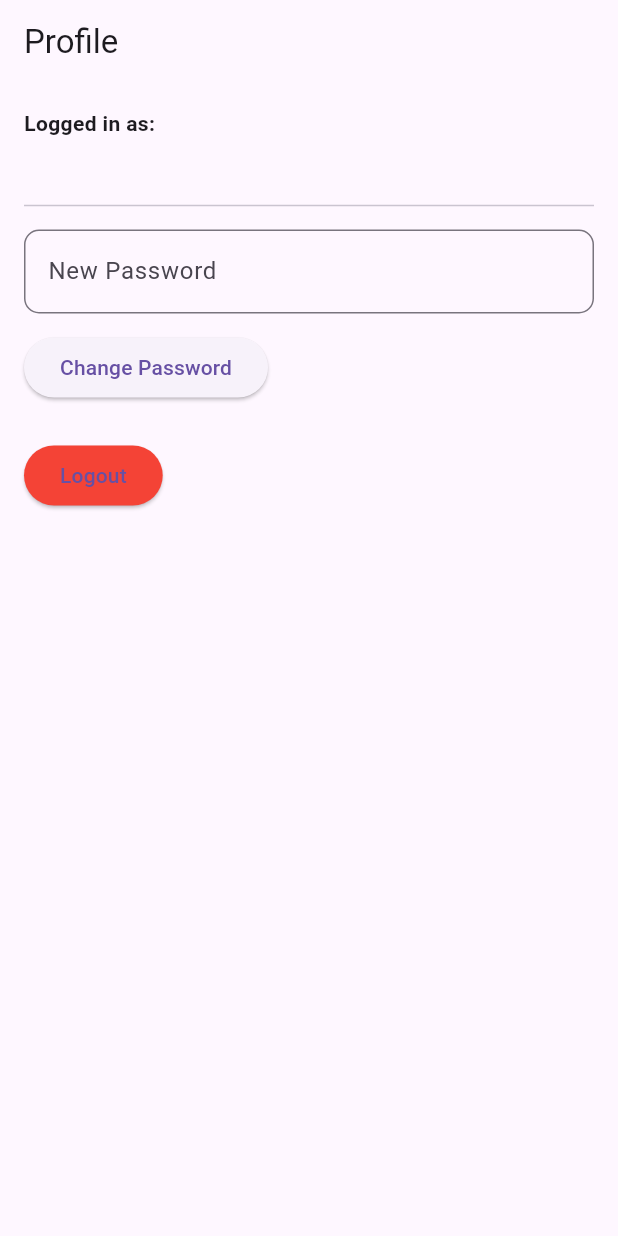
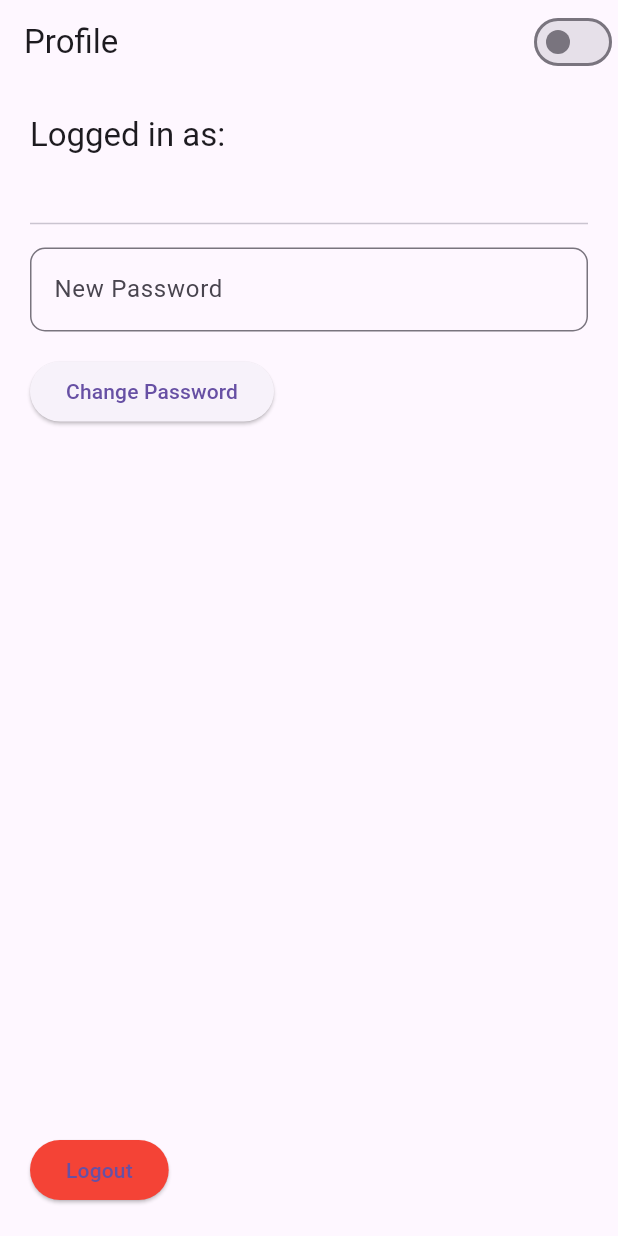
Before and after one commit to Dhruvv0203/act13, a Flutter app: the screen it shows once a user with an empty profile is signed in, on a phone screen of 412 x 824 dp. Run offline on Flutter 3.47's test engine with Material 3 defaults, Android fonts, the phone set to English and light mode, and no system bars; our stand-ins replace firebase_auth, firebase_core; accounts and stored records are empty.

Commit message:
Implement AuthGate and ThemeMode setup in main.dart

```diff
--- a/lib/screens/profile_screen.dart
+++ b/lib/screens/profile_screen.dart
@@ -1,6 +1,7 @@
 // screens/profile_screen.dart
 import 'package:flutter/material.dart';
 import 'package:firebase_auth/firebase_auth.dart';
+import '../main.dart';
 
 class ProfileScreen extends StatefulWidget {
   @override
@@ -33,13 +34,22 @@ class _ProfileScreenState extends State<ProfileScreen> {
   Widget build(BuildContext context) {
     final user = _auth.currentUser;
     return Scaffold(
-      appBar: AppBar(title: Text('Profile')),
+      appBar: AppBar(
+        title: Text('Profile'),
+        actions: [
+          Switch(
+            value: themeNotifier.value == ThemeMode.dark,
+            onChanged: (value) => themeNotifier.value =
+                value ? ThemeMode.dark : ThemeMode.light,
+          )
+        ],
+      ),
       body: Padding(
-        padding: const EdgeInsets.all(16.0),
+        padding: const EdgeInsets.all(20),
         child: Column(
           crossAxisAlignment: CrossAxisAlignment.start,
           children: [
-            Text('Logged in as:', style: TextStyle(fontWeight: FontWeight.bold)),
+            Text('Logged in as:', style: Theme.of(context).textTheme.titleLarge),
             SizedBox(height: 8),
             Text(user?.email ?? 'No email'),
             Divider(height: 32),
@@ -48,12 +58,12 @@ class _ProfileScreenState extends State<ProfileScreen> {
               obscureText: true,
               decoration: InputDecoration(labelText: 'New Password'),
             ),
-            SizedBox(height: 12),
+            SizedBox(height: 16),
             ElevatedButton(
               onPressed: changePassword,
               child: Text('Change Password'),
             ),
-            SizedBox(height: 24),
+            Spacer(),
             ElevatedButton(
               onPressed: logout,
               style: ElevatedButton.styleFrom(backgroundColor: Colors.red),
```
